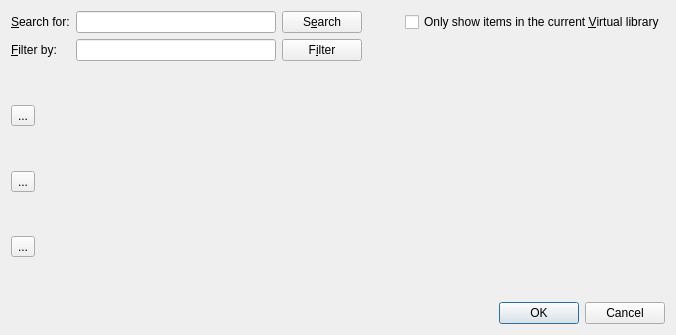
Above: src/calibre/gui2/dialogs/tag_list_editor.ui from debian-calibre/calibre before the change. Below: the same form after it.
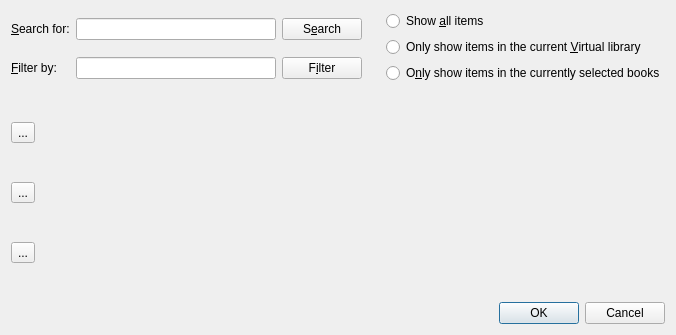
That is the form after the change. Icons and pictures are not drawn. Custom widgets are drawn as their Qt base class.

Patch:
```diff
--- a/src/calibre/gui2/dialogs/tag_list_editor.ui
+++ b/src/calibre/gui2/dialogs/tag_list_editor.ui
@@ -71,21 +71,48 @@
      </property>
     </spacer>
    </item>
-   <item row="0" column="4">
-    <widget class="QCheckBox" name="apply_vl_checkbox">
-     <property name="toolTip">
-      <string>&lt;p&gt;Show items only if they appear in the
-          current Virtual library. Edits already done may be hidden but will
-          not be forgotten.
-          &lt;/p&gt;&lt;p&gt;
-          Note that this box affects only what is displayed. Changes
-          will affect all books in your library even if this box
-          is checked.&lt;/p&gt;</string>
-     </property>
-     <property name="text">
-      <string>Only show items in the current &amp;Virtual library</string>
-     </property>
-    </widget>
+   <item row="0" column="4" rowspan="2">
+    <layout class="QVBoxLayout" name="show_button_layout">
+     <item>
+      <widget class="QRadioButton" name="apply_all_checkbox">
+       <property name="text">
+        <string>Show &amp;all items</string>
+       </property>
+      </widget>
+     </item>
+     <item>
+      <widget class="QRadioButton" name="apply_vl_checkbox">
+       <property name="toolTip">
+        <string>&lt;p&gt;Show items only if they appear in the
+             current Virtual library. Edits already done may be hidden but will
+             not be forgotten.
+             &lt;/p&gt;&lt;p&gt;
+             Note that this box affects only what is displayed. Changes
+             will affect all books in your library even if this box
+             is checked.&lt;/p&gt;</string>
+       </property>
+       <property name="text">
+        <string>Only show items in the current &amp;Virtual library</string>
+       </property>
+      </widget>
+     </item>
+     <item>
+      <widget class="QRadioButton" name="apply_selection_checkbox">
+       <property name="toolTip">
+        <string>&lt;p&gt;Show items only if they appear in the
+             currently selected books. Edits already done may be hidden but will
+             not be forgotten.
+             &lt;/p&gt;&lt;p&gt;
+             Note that this box affects only what is displayed. Changes
+             will affect all books in your library even if this box
+             is checked.&lt;/p&gt;</string>
+       </property>
+       <property name="text">
+        <string>O&amp;nly show items in the currently selected books</string>
+       </property>
+      </widget>
+     </item>
+    </layout>
    </item>
    <item row="1" column="0">
     <widget class="QLabel" name="label">
```
Left out of the diff: 14 changed lines with no effect on the pictures.
